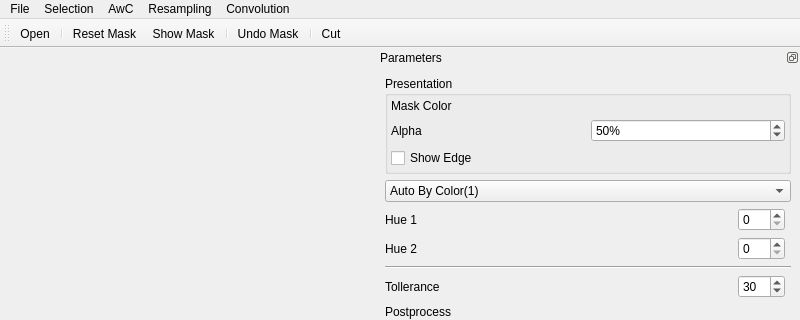
This is applications/testSuperResolution/ui/testSuperResolutionMainWindow.ui in PimenovAlexander/corecvs as Qt 5 draws it before an edit; both pictures show x 0 to 800 and y 0 to 320 of the 800 by 660 pixel window. The edited form follows.
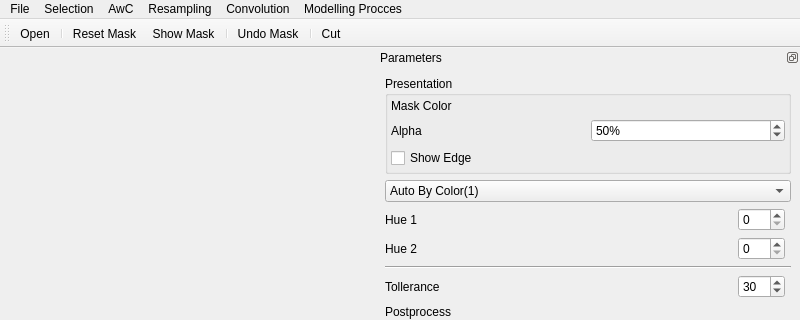
This is the edited form. Icons and pictures are not drawn. Custom widgets are drawn as their Qt base class.

Diff of the .ui file:
```diff
--- a/applications/testSuperResolution/ui/testSuperResolutionMainWindow.ui
+++ b/applications/testSuperResolution/ui/testSuperResolutionMainWindow.ui
@@ -370,11 +370,18 @@
     </property>
     <addaction name="actionUse_convolution"/>
    </widget>
+   <widget class="QMenu" name="menuModelling_Procces">
+    <property name="title">
+     <string>Modelling Procces</string>
+    </property>
+    <addaction name="actionSimple_modeling_process"/>
+   </widget>
    <addaction name="menuFile"/>
    <addaction name="menuSelection"/>
    <addaction name="menuAwC"/>
    <addaction name="menuResampling"/>
    <addaction name="menuConvolution"/>
+   <addaction name="menuModelling_Procces"/>
   </widget>
   <action name="actionOpen">
    <property name="icon">
```
Left out of the diff: 5 changed lines with no effect on the pictures.
